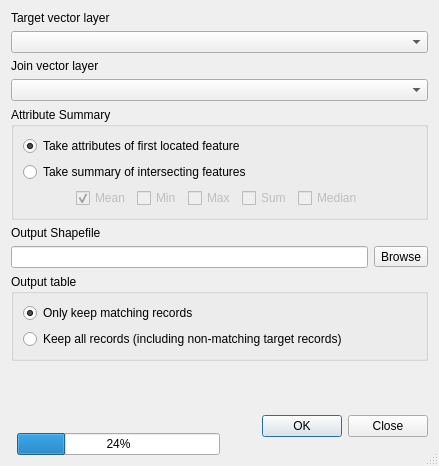
The window that python/plugins/fTools/tools/frmSpatialJoin.ui (kadas-albireo/kadas-albireo) describes before a commit, drawn with Qt 5.
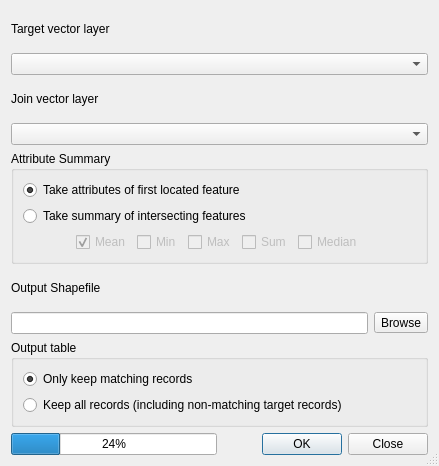
The same window after the commit.

```diff
--- a/python/plugins/fTools/tools/frmSpatialJoin.ui
+++ b/python/plugins/fTools/tools/frmSpatialJoin.ui
@@ -19,8 +19,8 @@
   <property name="sizeGripEnabled">
    <bool>true</bool>
   </property>
-  <layout class="QGridLayout" name="gridLayout">
-   <item row="0" column="0" colspan="3">
+  <layout class="QVBoxLayout" name="verticalLayout">
+   <item>
     <layout class="QVBoxLayout">
      <item>
       <widget class="QLabel" name="label_3">
@@ -34,7 +34,7 @@
      </item>
     </layout>
    </item>
-   <item row="1" column="0" colspan="3">
+   <item>
     <layout class="QVBoxLayout">
      <item>
       <widget class="QLabel" name="label">
@@ -48,28 +48,24 @@
      </item>
     </layout>
    </item>
-   <item row="2" column="0" colspan="3">
+   <item>
     <widget class="QGroupBox" name="groupBox_2">
      <property name="title">
       <string>Attribute Summary</string>
      </property>
      <layout class="QGridLayout">
-      <item row="0" column="0" colspan="7">
-       <widget class="QRadioButton" name="rdoFirst">
-        <property name="text">
-         <string>Take attributes of first located feature</string>
+      <item row="2" column="6">
+       <spacer>
+        <property name="orientation">
+         <enum>Qt::Horizontal</enum>
         </property>
-        <property name="checked">
-         <bool>true</bool>
+        <property name="sizeHint" stdset="0">
+         <size>
+          <width>40</width>
+          <height>20</height>
+         </size>
         </property>
-       </widget>
-      </item>
-      <item row="1" column="0" colspan="7">
-       <widget class="QRadioButton" name="rdoSummary">
-        <property name="text">
-         <string>Take summary of intersecting features</string>
-        </property>
-       </widget>
+       </spacer>
       </item>
       <item row="2" column="0">
        <spacer>
@@ -97,6 +93,13 @@
         </property>
        </widget>
       </item>
+      <item row="1" column="0" colspan="7">
+       <widget class="QRadioButton" name="rdoSummary">
+        <property name="text">
+         <string>Take summary of intersecting features</string>
+        </property>
+       </widget>
+      </item>
       <item row="2" column="2">
        <widget class="QCheckBox" name="chkMin">
         <property name="enabled">
@@ -107,16 +110,6 @@
         </property>
        </widget>
       </item>
-      <item row="2" column="3">
-       <widget class="QCheckBox" name="chkMax">
-        <property name="enabled">
-         <bool>false</bool>
-        </property>
-        <property name="text">
-         <string>Max</string>
-        </property>
-       </widget>
-      </item>
       <item row="2" column="4">
        <widget class="QCheckBox" name="chkSum">
         <property name="enabled">
@@ -127,19 +120,6 @@
         </property>
        </widget>
       </item>
-      <item row="2" column="6">
-       <spacer>
-        <property name="orientation">
-         <enum>Qt::Horizontal</enum>
-        </property>
-        <property name="sizeHint" stdset="0">
-         <size>
-          <width>40</width>
-          <height>20</height>
-         </size>
-        </property>
-       </spacer>
-      </item>
       <item row="2" column="5">
        <widget class="QCheckBox" name="chkMedian">
         <property name="enabled">
@@ -150,10 +130,30 @@
         </property>
        </widget>
       </item>
+      <item row="2" column="3">
+       <widget class="QCheckBox" name="chkMax">
+        <property name="enabled">
+         <bool>false</bool>
+        </property>
+        <property name="text">
+         <string>Max</string>
+        </property>
+       </widget>
+      </item>
+      <item row="0" column="0" colspan="7">
+       <widget class="QRadioButton" name="rdoFirst">
+        <property name="text">
+         <string>Take attributes of first located feature</string>
+        </property>
+        <property name="checked">
+         <bool>true</bool>
+        </property>
+       </widget>
+      </item>
      </layout>
     </widget>
    </item>
-   <item row="3" column="0" colspan="3">
+   <item>
     <layout class="QVBoxLayout">
      <item>
       <widget class="QLabel" name="label_2">
@@ -182,7 +182,7 @@
      </item>
     </layout>
    </item>
-   <item row="4" column="0" colspan="3">
+   <item>
     <widget class="QGroupBox" name="groupBox_3">
      <property name="title">
       <string>Output table</string>
@@ -208,20 +208,9 @@
      </layout>
     </widget>
    </item>
-   <item row="5" column="0" rowspan="3" colspan="3">
-    <spacer>
-     <property name="orientation">
-      <enum>Qt::Vertical</enum>
-     </property>
-     <property name="sizeHint" stdset="0">
-      <size>
-       <width>359</width>
-       <height>16</height>
-      </size>
-     </property>
-    </spacer>
-   </item>
-   <item row="7" column="1">
+   <item>
+    <layout class="QHBoxLayout" name="horizontalLayout">
+     <item>
     <widget class="QProgressBar" name="progressBar">
      <property name="value">
       <number>24</number>
@@ -234,7 +223,7 @@
      </property>
     </widget>
    </item>
-   <item row="6" column="2" rowspan="2">
+     <item>
     <widget class="QDialogButtonBox" name="buttonBox_2">
      <property name="orientation">
       <enum>Qt::Horizontal</enum>
@@ -243,6 +232,8 @@
       <set>QDialogButtonBox::Close|QDialogButtonBox::Ok</set>
      </property>
     </widget>
+     </item>
+    </layout>
    </item>
   </layout>
  </widget>
```
Lines whose indentation alone changed are shown as unchanged.
